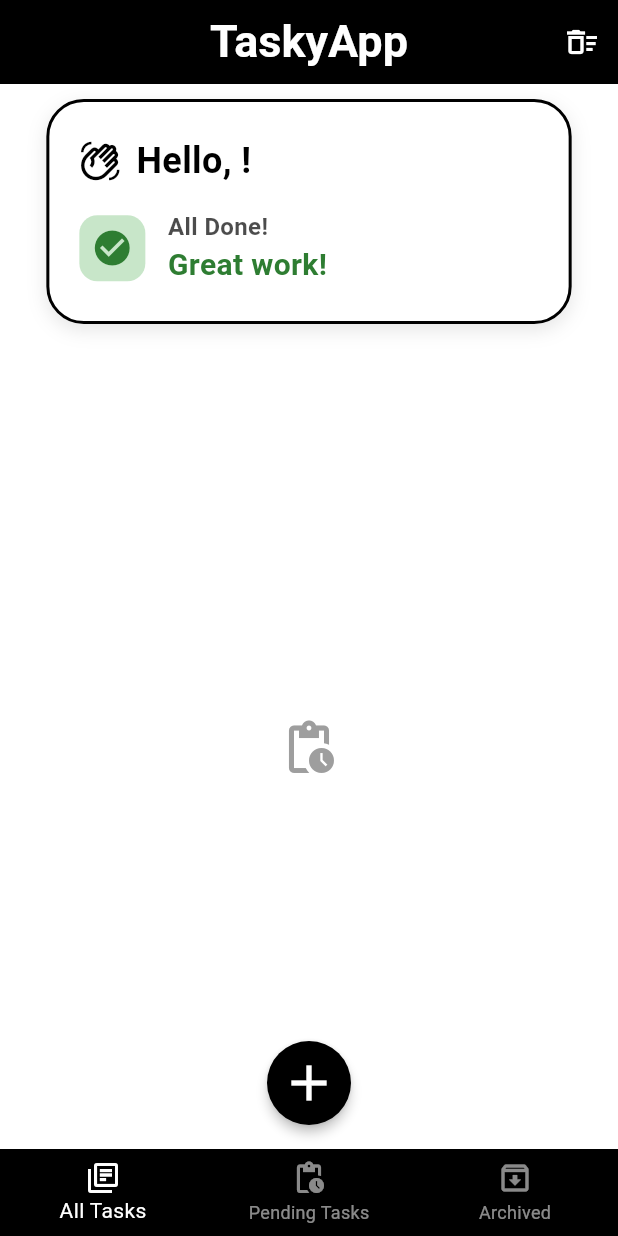
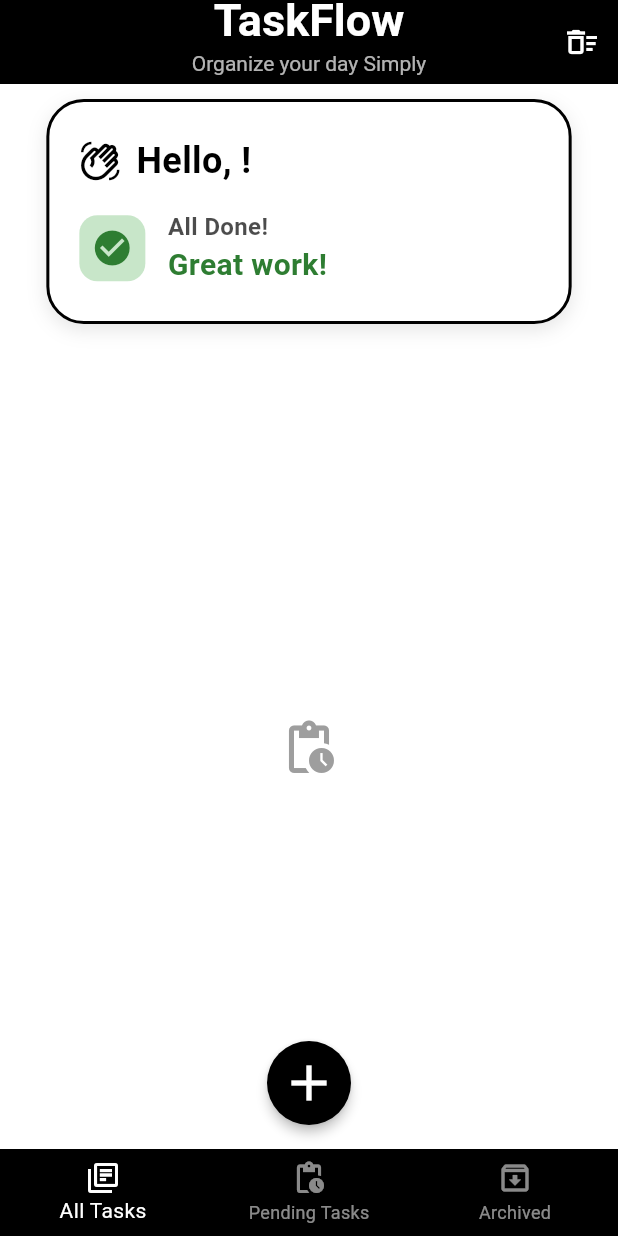
Before and after one commit to klarasameh1/TaskyApp, a Flutter app: the HomeScreen screen opened directly with empty values, on a phone screen of 412 x 824 dp. Run offline on Flutter 3.47's test engine with Material 3 defaults, Android fonts, the phone set to English and light mode, and no system bars; our stand-ins replace sqflite; accounts and stored records are empty.

Commit message:
edit in titlebar

```diff
--- a/lib/screens/home_screen.dart
+++ b/lib/screens/home_screen.dart
@@ -66,15 +66,26 @@ class _HomeScreenState extends State<HomeScreen> {
         scrolledUnderElevation: 0,
         surfaceTintColor: Colors.transparent,
         centerTitle: true,
-        title: const Text(
-          "TaskyApp",
-          style: TextStyle(
-            fontWeight: FontWeight.bold,
-            fontSize: 30,
-            color: Colors.white,
-          ),
+        title: Column(
+          children: [
+            const Text(
+              "TaskFlow",
+              style: TextStyle(
+                fontWeight: FontWeight.bold,
+                fontSize: 30,
+                color: Colors.white,
+              ),
+            ),
+            Text(
+              "Organize your day Simply",
+              style: const TextStyle(
+                fontSize: 14,
+                color: Colors.white70,
+              ),
+            ),
+            SizedBox(height: 10,)
+          ],
         ),
-
         actions: selectedItem == 0
             ? [
           IconButton(
```
